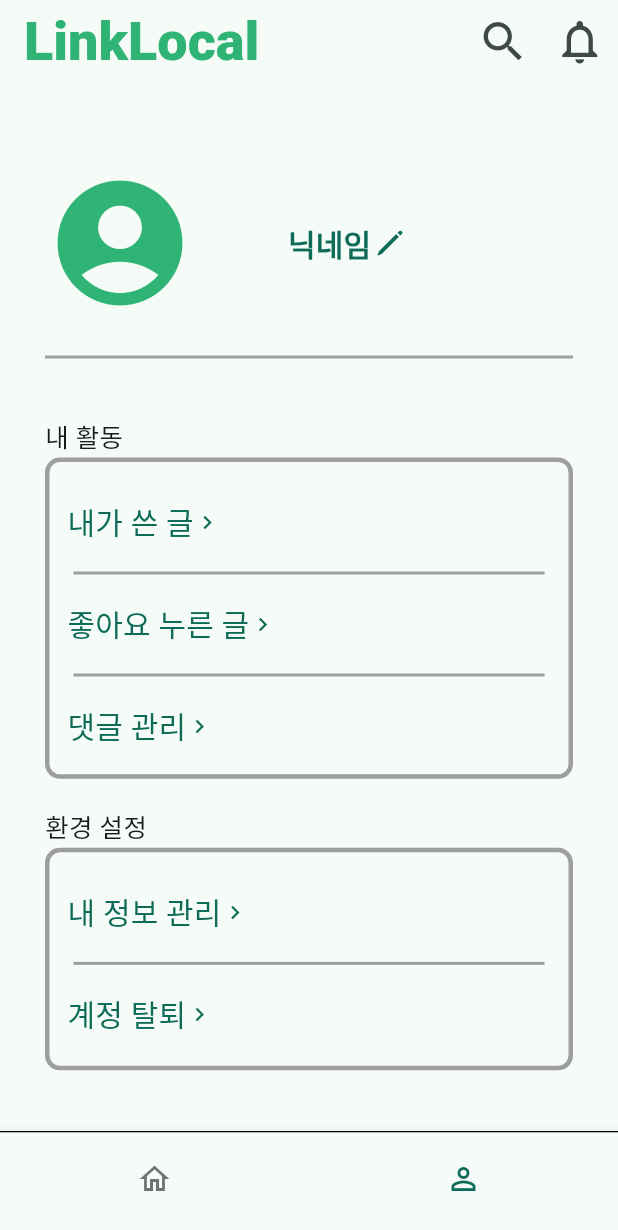
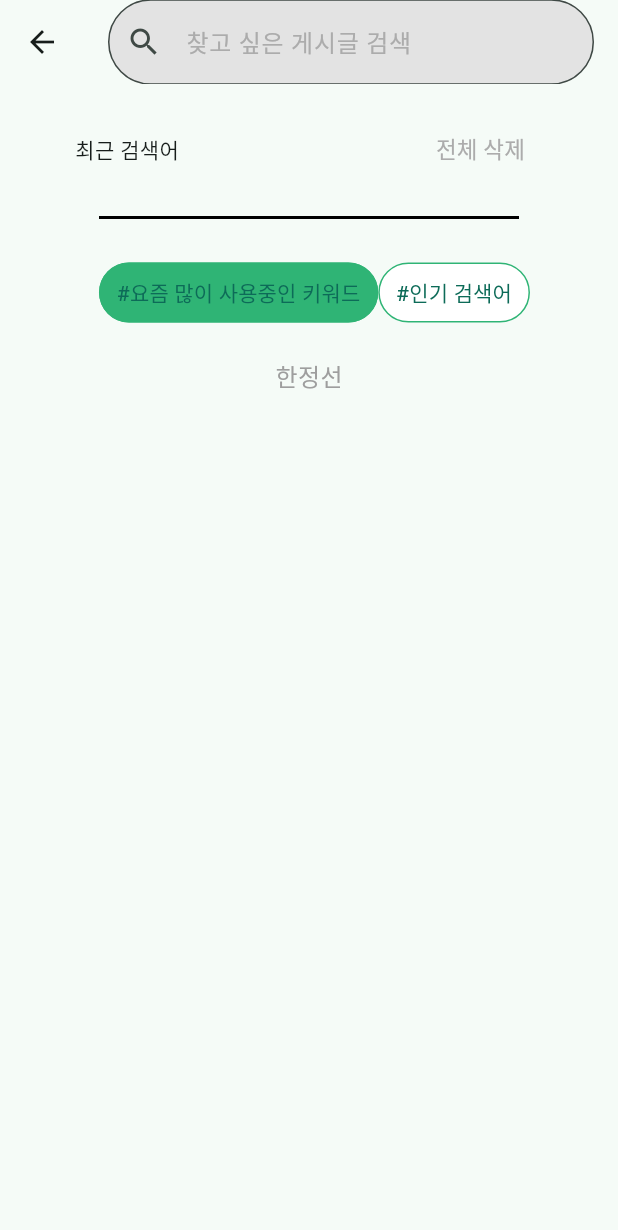
Before and after one commit to jihu0704111/idea_map, a Flutter app: the Screen screen opened directly, item 2 of the bottom bar chosen, after a tap on the "search" icon, on a phone screen of 412 x 824 dp. Shown: the top 1230 px of the screen. Run offline on Flutter 3.47's test engine with Material 3 defaults, Android fonts, the phone set to English and light mode, and no system bars; our stand-ins replace flutter_dotenv, supabase_flutter; accounts and stored records are empty.

Commit message:
pizza0630@gmail.com

```diff
--- a/lib/post.dart
+++ b/lib/post.dart
@@ -1,5 +1,6 @@
 import 'package:flutter/material.dart';
 import 'package:idea_map/profile.dart';
+import 'package:idea_map/searchscreen.dart';
 import 'package:idea_map/write.dart';
 
 class post extends StatefulWidget {
--- a/lib/screen.dart
+++ b/lib/screen.dart
@@ -1,6 +1,7 @@
 import 'package:flutter/material.dart';
 import 'package:idea_map/post.dart';
 import 'package:idea_map/profile.dart';
+import 'package:idea_map/searchscreen.dart';
 
 class Screen extends StatefulWidget {
   const new({super.key});
@@ -29,7 +30,12 @@ class _ScreenState extends State<Screen> {
         ),
         actions: [
           IconButton(
-            onPressed: () {},
+            onPressed: () {
+              Navigator.push(
+                context,
+                MaterialPageRoute(builder: (context) => Searchscreen()),
+              );
+            },
             icon: Icon(Icons.search_outlined, size: 35),
           ),
           IconButton(
--- /dev/null
+++ b/lib/searchscreen.dart
@@ -0,0 +1,193 @@
+import 'package:flutter/material.dart';
+
+class Searchscreen extends StatefulWidget {
+  const new({super.key});
+
+  @override
+  State<Searchscreen> createState() => _SearchscreenState();
+}
+
+class _SearchscreenState extends State<Searchscreen> {
+  int selectedTab = 0;
+
+  List<String> searchHistory = [];
+
+  void addSearchKeyword(String keyword) {
+    if (keyword.isNotEmpty) {
+      setState(() {
+        searchHistory.remove(keyword);
+
+        searchHistory.insert(0, keyword);
+      });
+    }
+  }
+
+  @override
+  Widget build(BuildContext context) {
+    double screenWidth = MediaQuery.of(context).size.width;
+    double screenheight = MediaQuery.of(context).size.height;
+    return Scaffold(
+      appBar: AppBar(
+        title: TextField(
+          decoration: InputDecoration(
+            hintText: "찾고 싶은 게시글 검색",
+            hintStyle: TextStyle(color: Color(0xFFACACAC)),
+            prefixIcon: Icon(Icons.search_outlined),
+            filled: true,
+            fillColor: Color(0xFFE3E3E3),
+            border: OutlineInputBorder(borderRadius: BorderRadius.circular(30)),
+          ),
+          onSubmitted: (value) {
+            addSearchKeyword(value);
+          },
+        ),
+      ),
+      body: SingleChildScrollView(
+        child: Padding(
+          padding: EdgeInsets.symmetric(horizontal: 50),
+          child: Column(
+            children: [
+              Container(height: 20),
+              Row(
+                children: [
+                  Text("최근 검색어"),
+
+                  Spacer(),
+                  TextButton(
+                    onPressed: () {
+                      setState(() {
+                        searchHistory.clear();
+                      });
+                    },
+                    child: Text(
+                      "전체 삭제",
+                      style: TextStyle(
+                        fontSize: 15,
+                        color: (Color(0xFFACACAC)),
+                      ),
+                    ),
+                  ),
+                ],
+              ),
+
+              SizedBox(height: 20),
+
+              ListView.builder(
+                shrinkWrap: true,
+                itemCount: searchHistory.length,
+                itemBuilder: (context, index) {
+                  return ListTile(
+                    title: Text(searchHistory[index]),
+                    trailing: IconButton(
+                      icon: Icon(Icons.close, size: 15),
+                      style: TextButton.styleFrom(
+                        overlayColor: Colors.transparent,
+                      ),
+
+                      onPressed: () {
+                        setState(() {
+                          if (index < searchHistory.length) {
+                            searchHistory.removeAt(index);
+                          }
+                        });
+
+                        setState(() {
+                          if (index < searchHistory.length) {
+                            searchHistory.remove(index);
+                          }
+                        });
+                      },
+                    ),
+                  );
+                },
+              ),
+
+              Padding(
+                padding: EdgeInsets.symmetric(horizontal: 16),
+                child: Container(
+                  color: Colors.black,
+                  width: screenWidth * 0.8,
+                  height: 2,
+                ),
+              ),
+
+              SizedBox(height: 25),
+
+              Padding(
+                padding: EdgeInsets.symmetric(horizontal: 16),
+                child: Column(
+                  children: [
+                    Row(
+                      mainAxisAlignment: MainAxisAlignment.start,
+                      children: [
+                        TextButton(
+                          onPressed: () {
+                            setState(() {
+                              selectedTab = 0;
+                            });
+                          },
+                          style: TextButton.styleFrom(
+                            backgroundColor: selectedTab == 0
+                                ? const Color(0xFF2FB475)
+                                : Colors.white,
+                            side: const BorderSide(
+                              color: Color(0xFF2FB475),
+                              width: 1,
+                            ),
+                          ),
+                          child: Row(children: [Text("#요즘 많이 사용중인 키워드")]),
+                        ),
+
+                        TextButton(
+                          onPressed: () {
+                            setState(() {
+                              selectedTab = 1;
+                            });
+                          },
+
+                          style: TextButton.styleFrom(
+                            backgroundColor: selectedTab == 1
+                                ? const Color(0xFF2FB475)
+                                : Colors.white,
+                            side: const BorderSide(
+                              color: Color(0xFF2FB475),
+                              width: 1,
+                            ),
+                          ),
+                          child: Row(children: [Text("#인기 검색어")]),
+                        ),
+                      ],
+                    ),
+                    SizedBox(height: 20),
+
+                    Container(
+                      child: selectedTab == 0
+                          ? const Center(
+                              child: Text(
+                                "한정선",
+                                style: TextStyle(
+                                  fontSize: 16,
+                                  color: Colors.grey,
+                                ),
+                              ),
+                            )
+                          : const Center(
+                              child: Text(
+                                "고디바",
+                                style: TextStyle(
+                                  fontSize: 16,
+                                  color: Colors.grey,
+                                ),
+                              ),
+                            ),
+                    ),
+                  ],
+                ),
+              ),
+            ],
+          ),
+        ),
+      ),
+    );
+  }
+}
```
